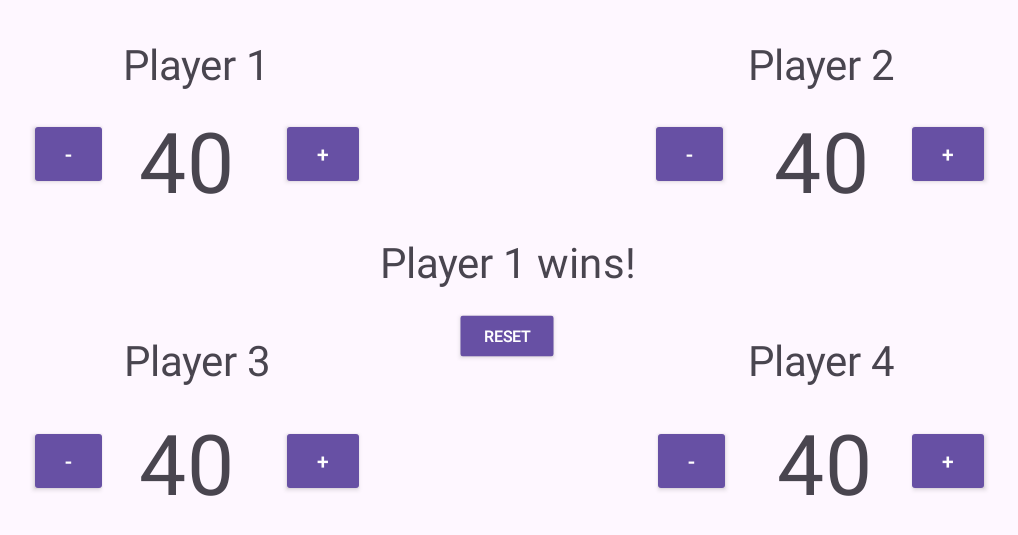
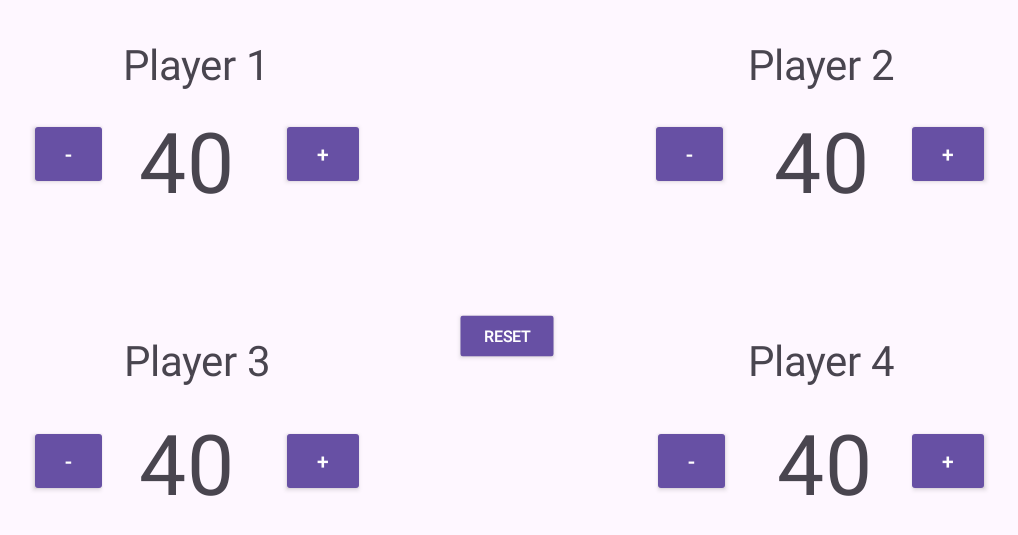
Before and after one commit to cameronwhite4121/SimpleLifeTracker, an Android app: the screen it shows after launch (MainActivity), on a phone screen of 824 x 412 dp (held sideways). Shown: the top 535 px of the screen, without its empty margins (110-1128 px from the left). Run offline under Robolectric (Android 15) with nearby library versions, the phone set to English and light mode, and no system bars.

Commit message:
Removed placeholder text for winning player textview

```diff
--- a/app/src/main/res/layout/activity_main.xml
+++ b/app/src/main/res/layout/activity_main.xml
@@ -246,7 +246,6 @@
         android:layout_height="wrap_content"
         android:scaleX="2"
         android:scaleY="2"
-        android:text="Player 1 wins!"
         app:layout_constraintBottom_toBottomOf="parent"
         app:layout_constraintEnd_toEndOf="parent"
         app:layout_constraintStart_toStartOf="parent"
```
